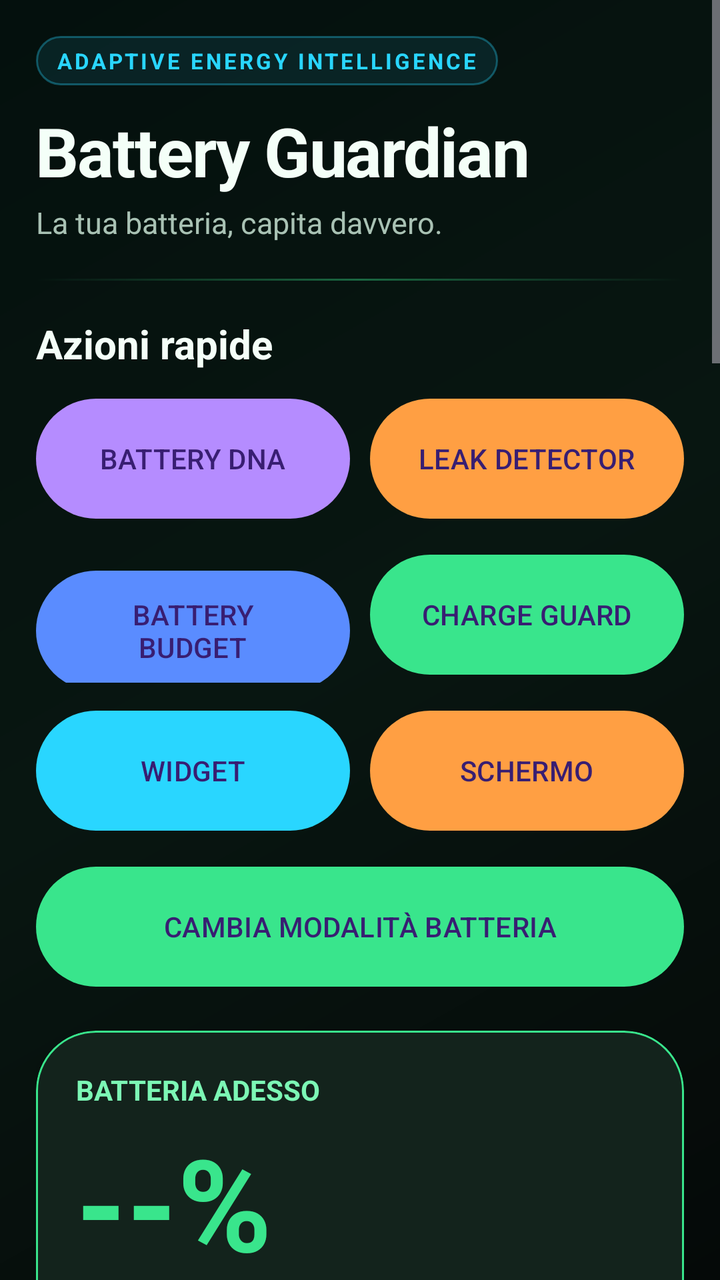
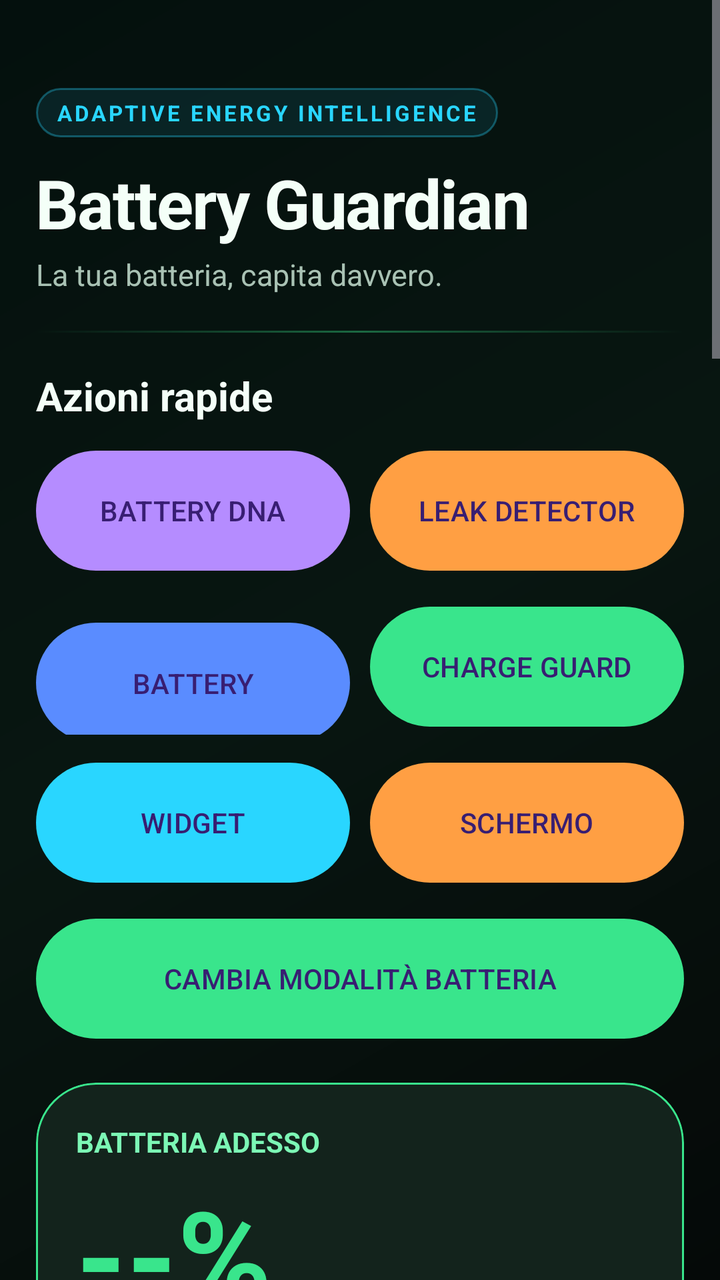

Screens rendered from an Android XML layout before and after an edit, with the pre-edit source and the edit as a unified diff.
<!-- AndroidManifest.xml: application theme Theme.BatteryGuardian -->
<!-- res/layout/activity_main.xml -->
<?xml version="1.0" encoding="utf-8"?>
<ScrollView xmlns:android="http://schemas.android.com/apk/res/android"
    xmlns:app="http://schemas.android.com/apk/res-auto"
    android:layout_width="match_parent"
    android:layout_height="match_parent"
    android:background="@drawable/bg_dashboard_premium"
    android:fillViewport="true">

    <LinearLayout
        android:layout_width="match_parent"
        android:layout_height="wrap_content"
        android:orientation="vertical"
        android:padding="18dp">

        <TextView
            android:layout_width="wrap_content"
            android:layout_height="wrap_content"
            android:background="@drawable/bg_badge_ai"
            android:text="@string/intelligence_badge"
            android:textAllCaps="true"
            android:textColor="@color/cyan_accent"
            android:textSize="11sp"
            android:textStyle="bold"
            android:letterSpacing="0.12" />

        <TextView
            android:layout_width="wrap_content"
            android:layout_height="wrap_content"
            android:layout_marginTop="10dp"
            android:text="Battery Guardian"
            android:textColor="@color/text_primary"
            android:textSize="34sp"
            android:textStyle="bold"
            android:letterSpacing="-0.02" />

        <TextView
            android:layout_width="wrap_content"
            android:layout_height="wrap_content"
            android:layout_marginTop="3dp"
            android:text="@string/dashboard_subtitle"
            android:textColor="@color/text_secondary"
            android:textSize="15sp" />

        <TextView
            android:layout_width="match_parent"
            android:layout_height="1dp"
            android:layout_marginTop="18dp"
            android:background="@drawable/bg_section_line" />

        <TextView
            android:layout_width="wrap_content"
            android:layout_height="wrap_content"
            android:layout_marginTop="18dp"
            android:text="@string/quick_actions"
            android:textColor="@color/text_primary"
            android:textSize="20sp"
            android:textStyle="bold" />

        <LinearLayout
            android:layout_width="match_parent"
            android:layout_height="wrap_content"
            android:layout_marginTop="10dp"
            android:orientation="horizontal"
            android:weightSum="2">

            <com.google.android.material.button.MaterialButton
                android:id="@+id/dnaButton"
                android:layout_width="0dp"
                android:layout_height="68dp"
                android:layout_weight="1"
                android:layout_marginEnd="5dp"
                android:text="@string/action_dna"
                app:backgroundTint="@color/purple_accent" />

            <com.google.android.material.button.MaterialButton
                android:id="@+id/leakButton"
                android:layout_width="0dp"
                android:layout_height="68dp"
                android:layout_weight="1"
                android:layout_marginStart="5dp"
                android:text="@string/action_leak"
                app:backgroundTint="@color/orange_accent" />
        </LinearLayout>

        <LinearLayout
            android:layout_width="match_parent"
            android:layout_height="wrap_content"
            android:layout_marginTop="10dp"
            android:orientation="horizontal"
            android:weightSum="2">

            <com.google.android.material.button.MaterialButton
                android:id="@+id/budgetButton"
                android:layout_width="0dp"
                android:layout_height="68dp"
                android:layout_weight="1"
                android:layout_marginEnd="5dp"
                android:text="@string/action_budget"
                app:backgroundTint="@color/blue_accent" />

            <com.google.android.material.button.MaterialButton
                android:id="@+id/chargeGuardButton"
                android:layout_width="0dp"
                android:layout_height="68dp"
                android:layout_weight="1"
                android:layout_marginStart="5dp"
                android:text="@string/action_charge_guard"
                app:backgroundTint="@color/green_primary" />
        </LinearLayout>

        <LinearLayout
            android:layout_width="match_parent"
            android:layout_height="wrap_content"
            android:layout_marginTop="10dp"
            android:orientation="horizontal"
            android:weightSum="2">

            <com.google.android.material.button.MaterialButton
                android:id="@+id/widgetButton"
                android:layout_width="0dp"
                android:layout_height="68dp"
                android:layout_weight="1"
                android:layout_marginEnd="5dp"
                android:text="@string/action_widget"
                app:backgroundTint="@color/cyan_accent" />

            <com.google.android.material.button.MaterialButton
                android:id="@+id/displayButton"
                android:layout_width="0dp"
                android:layout_height="68dp"
                android:layout_weight="1"
                android:layout_marginStart="5dp"
                android:text="@string/action_display"
                app:backgroundTint="@color/orange_accent" />
        </LinearLayout>

        <com.google.android.material.button.MaterialButton
            android:id="@+id/modeButton"
            android:layout_width="match_parent"
            android:layout_height="68dp"
            android:layout_marginTop="10dp"
            android:text="@string/action_mode"
            app:backgroundTint="@color/green_primary" />

        <com.google.android.material.card.MaterialCardView
            android:id="@+id/batterySummaryCard"
            android:layout_width="match_parent"
            android:layout_height="wrap_content"
            android:layout_marginTop="18dp"
            app:cardBackgroundColor="@color/surface_alt"
            app:cardCornerRadius="30dp"
            app:cardElevation="10dp"
            app:strokeColor="@color/green_primary"
            app:strokeWidth="1dp">

            <LinearLayout
                android:layout_width="match_parent"
                android:layout_height="wrap_content"
                android:orientation="vertical"
                android:padding="20dp">

                <TextView
                    android:layout_width="wrap_content"
                    android:layout_height="wrap_content"
                    android:text="@string/battery_now"
                    android:textColor="@color/green_secondary"
                    android:textStyle="bold" />

                <TextView
                    android:id="@+id/levelText"
                    android:layout_width="wrap_content"
                    android:layout_height="wrap_content"
                    android:layout_marginTop="4dp"
                    android:text="--%"
                    android:textColor="@color/green_primary"
                    android:textSize="64sp"
                    android:textStyle="bold" />

                <TextView
                    android:id="@+id/scoreText"
                    android:layout_width="wrap_content"
                    android:layout_height="wrap_content"
                    android:text="Battery Score --/100"
                    android:textColor="@color/text_primary"
                    android:textSize="18sp"
                    android:textStyle="bold" />

                <TextView
                    android:id="@+id/adviceText"
                    android:layout_width="match_parent"
                    android:layout_height="wrap_content"
                    android:layout_marginTop="10dp"
                    android:text="@string/loading"
                    android:textColor="@color/text_secondary" />

                <TextView
                    android:id="@+id/zeroWakeText"
                    android:layout_width="match_parent"
                    android:layout_height="wrap_content"
                    android:layout_marginTop="10dp"
                    android:text="@string/zero_wake_active"
                    android:textColor="@color/cyan_accent"
                    android:textStyle="bold" />
            </LinearLayout>
        </com.google.android.material.card.MaterialCardView>

        <TextView
            android:layout_width="wrap_content"
            android:layout_height="wrap_content"
            android:layout_marginTop="28dp"
            android:text="@string/live_efficiency"
            android:textColor="@color/text_primary"
            android:textSize="20sp"
            android:textStyle="bold" />

        <LinearLayout
            android:layout_width="match_parent"
            android:layout_height="wrap_content"
            android:layout_marginTop="10dp"
            android:orientation="horizontal"
            android:weightSum="2">

            <com.google.android.material.card.MaterialCardView
                android:layout_width="0dp"
                android:layout_height="wrap_content"
                android:layout_weight="1"
                android:layout_marginEnd="5dp"
                app:cardBackgroundColor="#163126"
                app:cardCornerRadius="18dp">

                <LinearLayout
                    android:layout_width="match_parent"
                    android:layout_height="wrap_content"
                    android:orientation="vertical"
                    android:padding="14dp">

                    <TextView
                        android:id="@+id/currentText"
                        android:layout_width="match_parent"
                        android:layout_height="wrap_content"
                        android:text="@string/loading"
                        android:textColor="@color/green_secondary"
                        android:textStyle="bold" />

                    <TextView
                        android:id="@+id/powerText"
                        android:layout_width="match_parent"
                        android:layout_height="wrap_content"
                        android:layout_marginTop="6dp"
                        android:text="@string/loading"
                        android:textColor="@color/text_primary" />
                </LinearLayout>
            </com.google.android.material.card.MaterialCardView>

            <com.google.android.material.card.MaterialCardView
                android:layout_width="0dp"
                android:layout_height="wrap_content"
                android:layout_weight="1"
                android:layout_marginStart="5dp"
                app:cardBackgroundColor="#152A36"
                app:cardCornerRadius="18dp">

                <LinearLayout
                    android:layout_width="match_parent"
                    android:layout_height="wrap_content"
                    android:orientation="vertical"
                    android:padding="14dp">

                    <TextView
                        android:id="@+id/efficiencyText"
                        android:layout_width="match_parent"
                        android:layout_height="wrap_content"
                        android:text="@string/loading"
                        android:textColor="@color/cyan_accent"
                        android:textStyle="bold" />

                    <TextView
                        android:id="@+id/autonomyText"
                        android:layout_width="match_parent"
                        android:layout_height="wrap_content"
                        android:layout_marginTop="6dp"
                        android:text="@string/loading"
                        android:textColor="@color/text_primary" />
                </LinearLayout>
            </com.google.android.material.card.MaterialCardView>
        </LinearLayout>

        <TextView
            android:id="@+id/drainText"
            android:layout_width="match_parent"
            android:layout_height="wrap_content"
            android:layout_marginTop="10dp"
            android:background="#231F2B"
            android:padding="12dp"
            android:text="@string/loading"
            android:textColor="@color/yellow_accent"
            android:textStyle="bold" />

        <com.google.android.material.card.MaterialCardView
            android:id="@+id/dnaCard"
            android:layout_width="match_parent"
            android:layout_height="wrap_content"
            android:layout_marginTop="18dp"
            app:cardBackgroundColor="#20182D"
            app:cardCornerRadius="26dp"
            app:cardElevation="6dp"
            app:strokeColor="@color/purple_accent"
            app:strokeWidth="1dp">

            <LinearLayout
                android:layout_width="match_parent"
                android:layout_height="wrap_content"
                android:orientation="vertical"
                android:padding="18dp">

                <TextView
                    android:layout_width="wrap_content"
                    android:layout_height="wrap_content"
                    android:text="@string/dna_title"
                    android:textColor="@color/purple_accent"
                    android:textSize="20sp"
                    android:textStyle="bold" />

                <TextView
                    android:id="@+id/dnaStatusText"
                    android:layout_width="match_parent"
                    android:layout_height="wrap_content"
                    android:layout_marginTop="7dp"
                    android:text="@string/dna_learning"
                    android:textColor="@color/text_primary"
                    android:textStyle="bold" />

                <TextView
                    android:id="@+id/dnaBaselineText"
                    android:layout_width="match_parent"
                    android:layout_height="wrap_content"
                    android:layout_marginTop="5dp"
                    android:text="@string/loading"
                    android:textColor="@color/text_secondary" />

                <TextView
                    android:id="@+id/dnaConfidenceText"
                    android:layout_width="match_parent"
                    android:layout_height="wrap_content"
                    android:layout_marginTop="5dp"
                    android:text="@string/loading"
                    android:textColor="@color/text_secondary" />

                <TextView
                    android:id="@+id/dnaAdviceText"
                    android:layout_width="match_parent"
                    android:layout_height="wrap_content"
                    android:layout_marginTop="8dp"
                    android:text="@string/loading"
                    android:textColor="@color/yellow_accent" />
            </LinearLayout>
        </com.google.android.material.card.MaterialCardView>

        <TextView
            android:layout_width="wrap_content"
            android:layout_height="wrap_content"
            android:layout_marginTop="20dp"
            android:text="@string/details"
            android:textColor="@color/text_primary"
            android:textSize="20sp"
            android:textStyle="bold" />

        <TextView
            android:id="@+id/healthText"
            android:layout_width="match_parent"
            android:layout_height="wrap_content"
            android:layout_marginTop="8dp"
            android:text="@string/loading"
            android:textColor="@color/text_primary" />

        <TextView
            android:id="@+id/temperatureText"
            android:layout_width="match_parent"
            android:layout_height="wrap_content"
            android:layout_marginTop="5dp"
            android:text="@string/loading"
            android:textColor="@color/text_primary" />

        <TextView
            android:id="@+id/thermalText"
            android:layout_width="match_parent"
            android:layout_height="wrap_content"
            android:layout_marginTop="5dp"
            android:text="@string/loading"
            android:textColor="@color/text_primary" />

        <TextView
            android:id="@+id/voltageText"
            android:layout_width="match_parent"
            android:layout_height="wrap_content"
            android:layout_marginTop="5dp"
            android:text="@string/loading"
            android:textColor="@color/text_primary" />

        <TextView
            android:id="@+id/brightnessText"
            android:layout_width="match_parent"
            android:layout_height="wrap_content"
            android:layout_marginTop="5dp"
            android:text="@string/loading"
            android:textColor="@color/text_primary" />

        <TextView
            android:id="@+id/chargeText"
            android:layout_width="match_parent"
            android:layout_height="wrap_content"
            android:layout_marginTop="5dp"
            android:text="@string/loading"
            android:textColor="@color/text_primary" />

        <TextView
            android:id="@+id/powerSaverStateText"
            android:layout_width="match_parent"
            android:layout_height="wrap_content"
            android:layout_marginTop="5dp"
            android:text="@string/loading"
            android:textColor="@color/text_primary" />

        <com.google.android.material.card.MaterialCardView
            android:id="@+id/premiumCard"
            android:layout_width="match_parent"
            android:layout_height="wrap_content"
            android:layout_marginTop="20dp"
            app:cardBackgroundColor="#2A2415"
            app:cardCornerRadius="26dp"
            app:cardElevation="6dp"
            app:strokeColor="@color/yellow_accent"
            app:strokeWidth="1dp">

            <LinearLayout
                android:layout_width="match_parent"
                android:layout_height="wrap_content"
                android:orientation="vertical"
                android:padding="18dp">

                <TextView
                    android:layout_width="wrap_content"
                    android:layout_height="wrap_content"
                    android:text="@string/premium_title"
                    android:textColor="@color/yellow_accent"
                    android:textSize="20sp"
                    android:textStyle="bold" />

                <TextView
                    android:id="@+id/premiumStatusText"
                    android:layout_width="match_parent"
                    android:layout_height="wrap_content"
                    android:layout_marginTop="6dp"
                    android:text="@string/premium_locked"
                    android:textColor="@color/text_primary"
                    android:textStyle="bold" />

                <TextView
                    android:id="@+id/premiumModeText"
                    android:layout_width="match_parent"
                    android:layout_height="wrap_content"
                    android:layout_marginTop="8dp"
                    android:text="@string/loading"
                    android:textColor="@color/text_primary" />

                <TextView
                    android:id="@+id/premiumBudgetText"
                    android:layout_width="match_parent"
                    android:layout_height="wrap_content"
                    android:layout_marginTop="5dp"
                    android:text="@string/loading"
                    android:textColor="@color/text_primary" />

                <TextView
                    android:id="@+id/premiumLeakText"
                    android:layout_width="match_parent"
                    android:layout_height="wrap_content"
                    android:layout_marginTop="5dp"
                    android:text="@string/loading"
                    android:textColor="@color/text_primary" />

                <TextView
                    android:id="@+id/premiumChargeGuardText"
                    android:layout_width="match_parent"
                    android:layout_height="wrap_content"
                    android:layout_marginTop="5dp"
                    android:text="@string/loading"
                    android:textColor="@color/text_primary" />
            </LinearLayout>
        </com.google.android.material.card.MaterialCardView>

        <com.google.android.material.card.MaterialCardView
            android:id="@+id/referralCard"
            android:layout_width="match_parent"
            android:layout_height="wrap_content"
            android:layout_marginTop="20dp"
            app:cardBackgroundColor="#142B24"
            app:cardCornerRadius="26dp"
            app:cardElevation="6dp"
            app:strokeColor="@color/green_primary"
            app:strokeWidth="1dp">
            <LinearLayout
                android:layout_width="match_parent"
                android:layout_height="wrap_content"
                android:orientation="vertical"
                android:padding="18dp">
                <TextView
                    android:layout_width="wrap_content"
                    android:layout_height="wrap_content"
                    android:text="@string/referral_title"
                    android:textColor="@color/green_primary"
                    android:textSize="20sp"
                    android:textStyle="bold" />
                <TextView
                    android:layout_width="match_parent"
                    android:layout_height="wrap_content"
                    android:layout_marginTop="5dp"
                    android:text="@string/referral_subtitle"
                    android:textColor="@color/text_primary" />
                <TextView
                    android:id="@+id/referralProgressText"
                    android:layout_width="match_parent"
                    android:layout_height="wrap_content"
                    android:layout_marginTop="12dp"
                    android:text="@string/referral_progress"
                    android:textColor="@color/yellow_accent"
                    android:textSize="18sp"
                    android:textStyle="bold" />
                <ProgressBar
                    android:id="@+id/referralProgress"
                    style="?android:attr/progressBarStyleHorizontal"
                    android:layout_width="match_parent"
                    android:layout_height="12dp"
                    android:layout_marginTop="8dp"
                    android:max="5"
                    android:progress="0" />
                <TextView
                    android:id="@+id/referralCodeText"
                    android:layout_width="match_parent"
                    android:layout_height="wrap_content"
                    android:layout_marginTop="10dp"
                    android:text="@string/referral_code"
                    android:textColor="@color/text_secondary" />
                <com.google.android.material.button.MaterialButton
                    android:id="@+id/inviteFriendsButton"
                    android:layout_width="match_parent"
                    android:layout_height="68dp"
                    android:layout_marginTop="12dp"
                    android:text="@string/invite_friends"
                    app:backgroundTint="@color/green_primary" />
            </LinearLayout>
        </com.google.android.material.card.MaterialCardView>

        <TextView
            android:layout_width="wrap_content"
            android:layout_height="wrap_content"
            android:layout_marginTop="20dp"
            android:text="@string/top_apps"
            android:textColor="@color/text_primary"
            android:textSize="20sp"
            android:textStyle="bold" />

        <TextView
            android:id="@+id/usageText"
            android:layout_width="match_parent"
            android:layout_height="wrap_content"
            android:layout_marginTop="8dp"
            android:text="@string/loading"
            android:textColor="@color/text_primary" />

        <com.google.android.material.button.MaterialButton
            android:id="@+id/usageAccessButton"
            android:layout_width="match_parent"
            android:layout_height="60dp"
            android:layout_marginTop="12dp"
            android:text="@string/enable_usage_access" />

        <com.google.android.material.button.MaterialButton
            android:id="@+id/powerSaverButton"
            style="@style/Widget.Material3.Button.OutlinedButton"
            android:layout_width="match_parent"
            android:layout_height="60dp"
            android:layout_marginTop="16dp"
            android:text="@string/open_power_saver" />

        <com.google.android.material.button.MaterialButton
            android:id="@+id/optimizationButton"
            style="@style/Widget.Material3.Button.OutlinedButton"
            android:layout_width="match_parent"
            android:layout_height="60dp"
            android:layout_marginTop="8dp"
            android:text="@string/open_optimization" />

        <com.google.android.material.button.MaterialButton
            android:id="@+id/refreshButton"
            android:layout_width="match_parent"
            android:layout_height="68dp"
            android:layout_marginTop="8dp"
            android:layout_marginBottom="24dp"
            android:text="@string/refresh" />
    </LinearLayout>
</ScrollView>
<!-- resources referenced by this layout -->
<resources>
  <color name="blue_accent">#5A8CFF</color>
  <color name="cyan_accent">#29D6FF</color>
  <color name="green_primary">#39E58C</color>
  <color name="green_secondary">#7CF7B5</color>
  <color name="orange_accent">#FF9F43</color>
  <color name="purple_accent">#B58CFF</color>
  <color name="surface_alt">#13231C</color>
  <color name="text_primary">#F4FFF8</color>
  <color name="text_secondary">#A9C2B4</color>
  <color name="yellow_accent">#FFD84D</color>
  <!-- drawable bg_badge_ai (drawable) -->
  <?xml version="1.0" encoding="utf-8"?>
  <shape xmlns:android="http://schemas.android.com/apk/res/android"
      android:shape="rectangle">
      <solid android:color="#1829D6FF" />
      <corners android:radius="999dp" />
      <stroke android:width="1dp" android:color="#5529D6FF" />
      <padding android:left="10dp" android:top="5dp" android:right="10dp" android:bottom="5dp" />
  </shape>
  <!-- drawable bg_dashboard_premium (drawable) -->
  <?xml version="1.0" encoding="utf-8"?>
  <shape xmlns:android="http://schemas.android.com/apk/res/android"
      android:shape="rectangle">
      <gradient
          android:angle="135"
          android:startColor="#050908"
          android:centerColor="#081611"
          android:endColor="#04100D"
          android:type="linear" />
  </shape>
  <!-- drawable bg_section_line (drawable) -->
  <?xml version="1.0" encoding="utf-8"?>
  <shape xmlns:android="http://schemas.android.com/apk/res/android"
      android:shape="rectangle">
      <gradient
          android:angle="0"
          android:startColor="#0039E58C"
          android:centerColor="#6639E58C"
          android:endColor="#0039E58C" />
      <size android:height="1dp" />
  </shape>
  <string name="action_budget">BATTERY BUDGET</string>
  <string name="action_charge_guard">CHARGE GUARD</string>
  <string name="action_display">SCHERMO</string>
  <string name="action_dna">BATTERY DNA</string>
  <string name="action_leak">LEAK DETECTOR</string>
  <string name="action_mode">CAMBIA MODALITÀ BATTERIA</string>
  <string name="action_widget">WIDGET</string>
  <string name="battery_now">BATTERIA ADESSO</string>
  <string name="dashboard_subtitle">La tua batteria, capita davvero.</string>
  <string name="details">Diagnostica reale</string>
  <string name="dna_learning">Profilo personale in apprendimento</string>
  <string name="dna_title">Battery DNA</string>
  <string name="enable_usage_access">Abilita accesso utilizzo</string>
  <string name="intelligence_badge">Adaptive Energy Intelligence</string>
  <string name="invite_friends">INVITA AMICI</string>
  <string name="live_efficiency">Efficienza in tempo reale</string>
  <string name="loading">Caricamento…</string>
  <string name="open_optimization">Gestisci ottimizzazione batteria</string>
  <string name="open_power_saver">Apri Risparmio energetico Android</string>
  <string name="premium_locked">PLUS BLOCCATO · sblocco previsto a 0,99 €</string>
  <string name="premium_title">Battery Guardian Plus</string>
  <string name="quick_actions">Azioni rapide</string>
  <string name="referral_code">Codice invito: %1$s</string>
  <string name="referral_progress">%1$d/%2$d amici verificati</string>
  <string name="referral_subtitle">Ottieni Battery Guardian Plus gratis per 30 giorni.</string>
  <string name="referral_title">INVITA 5 AMICI</string>
  <string name="refresh">Aggiorna analisi</string>
  <string name="top_apps">Attività ultime 24 ore</string>
  <string name="zero_wake_active">Zero-Wake attivo · nessun monitoraggio continuo in background</string>
  <color name="bg_dark">#07110D</color>
</resources>

<!-- the commit's change to res/layout/activity_main.xml (unified diff, before → after) -->
@@ -10,7 +10,10 @@
         android:layout_width="match_parent"
         android:layout_height="wrap_content"
         android:orientation="vertical"
-        android:padding="18dp">
+        android:paddingStart="18dp"
+        android:paddingEnd="18dp"
+        android:paddingBottom="18dp"
+        android:paddingTop="44dp">
 
         <TextView
             android:layout_width="wrap_content"
@@ -70,7 +73,10 @@
                 android:layout_weight="1"
                 android:layout_marginEnd="5dp"
                 android:text="@string/action_dna"
-                app:backgroundTint="@color/purple_accent" />
+                app:backgroundTint="@color/purple_accent" 
+                android:gravity="center"
+                android:maxLines="1"
+                android:textSize="14sp"/>
 
             <com.google.android.material.button.MaterialButton
                 android:id="@+id/leakButton"
@@ -79,7 +85,10 @@
                 android:layout_weight="1"
                 android:layout_marginStart="5dp"
                 android:text="@string/action_leak"
-                app:backgroundTint="@color/orange_accent" />
+                app:backgroundTint="@color/orange_accent" 
+                android:gravity="center"
+                android:maxLines="1"
+                android:textSize="14sp"/>
         </LinearLayout>
 
         <LinearLayout
@@ -96,7 +105,10 @@
                 android:layout_weight="1"
                 android:layout_marginEnd="5dp"
                 android:text="@string/action_budget"
-                app:backgroundTint="@color/blue_accent" />
+                app:backgroundTint="@color/blue_accent" 
+                android:gravity="center"
+                android:maxLines="1"
+                android:textSize="14sp"/>
 
             <com.google.android.material.button.MaterialButton
                 android:id="@+id/chargeGuardButton"
@@ -105,7 +117,10 @@
                 android:layout_weight="1"
                 android:layout_marginStart="5dp"
                 android:text="@string/action_charge_guard"
-                app:backgroundTint="@color/green_primary" />
+                app:backgroundTint="@color/green_primary" 
+                android:gravity="center"
+                android:maxLines="1"
+                android:textSize="14sp"/>
         </LinearLayout>
 
         <LinearLayout
@@ -122,7 +137,10 @@
                 android:layout_weight="1"
                 android:layout_marginEnd="5dp"
                 android:text="@string/action_widget"
-                app:backgroundTint="@color/cyan_accent" />
+                app:backgroundTint="@color/cyan_accent" 
+                android:gravity="center"
+                android:maxLines="1"
+                android:textSize="14sp"/>
 
             <com.google.android.material.button.MaterialButton
                 android:id="@+id/displayButton"
@@ -131,7 +149,10 @@
                 android:layout_weight="1"
                 android:layout_marginStart="5dp"
                 android:text="@string/action_display"
-                app:backgroundTint="@color/orange_accent" />
+                app:backgroundTint="@color/orange_accent" 
+                android:gravity="center"
+                android:maxLines="1"
+                android:textSize="14sp"/>
         </LinearLayout>
 
         <com.google.android.material.button.MaterialButton
@@ -140,7 +161,10 @@
             android:layout_height="68dp"
             android:layout_marginTop="10dp"
             android:text="@string/action_mode"
-            app:backgroundTint="@color/green_primary" />
+            app:backgroundTint="@color/green_primary" 
+                android:gravity="center"
+                android:maxLines="1"
+                android:textSize="14sp"/>
 
         <com.google.android.material.card.MaterialCardView
             android:id="@+id/batterySummaryCard"
